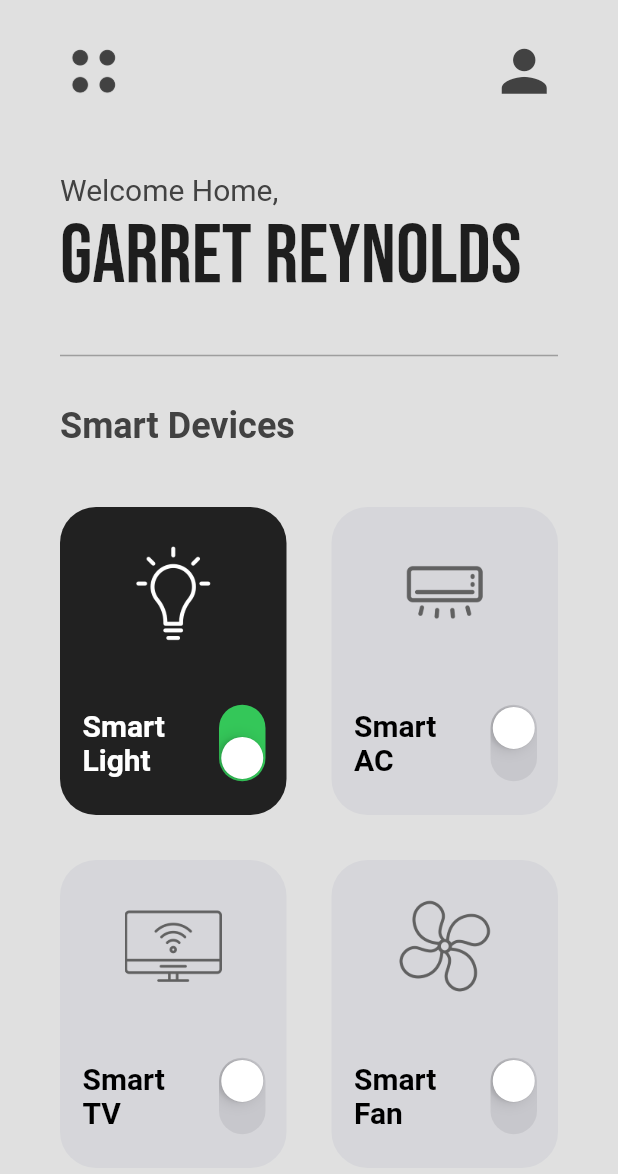
After one commit to grallage/flutter-ui-practices, a Flutter app: the Demo06HomeScreen screen opened directly, on a phone screen of 412 x 824 dp. The commit adds this screen. Shown: the top 1174 px of the screen. Run offline on Flutter 3.47's test engine with Material 2 defaults, Android fonts, the light colour scheme and no system bars; our stand-ins replace google_fonts.

Commit message:
add Modern-Smart-Home-UI

```diff
--- a/lib/data/navigation.dart
+++ b/lib/data/navigation.dart
@@ -2,6 +2,7 @@ import 'package:flutter/widgets.dart';
 import 'package:flutter_ui_practices/screens/demo01/home_screen.dart';
 import 'package:flutter_ui_practices/screens/demo03/main_screen.dart';
 import 'package:flutter_ui_practices/screens/demo05/main_screen.dart';
+import 'package:flutter_ui_practices/screens/demo06/home_screen.dart';
 
 import '../screens/demo02/home_screen.dart';
 import '../screens/demo04/home_screens.dart';
@@ -21,6 +22,8 @@ List<Navigation> navigations = [
       name: "Pet-Screens-UI", desc: "", screen: const Demo04HomeScreen()),
   Navigation(
       name: "Grocery-Shop-UI", desc: "", screen: const Demo05MainScreen()),
+  Navigation(
+      name: "Modern-Smart-Home-UI", desc: "", screen: const Demo06HomeScreen()),
 ];
 
 class Navigation {
--- /dev/null
+++ b/lib/screens/demo06/home_screen.dart
@@ -0,0 +1,132 @@
+import 'package:flutter/material.dart';
+import 'package:flutter_ui_practices/screens/demo06/smart_device_box.dart';
+import 'package:google_fonts/google_fonts.dart';
+
+class Demo06HomeScreen extends StatefulWidget {
+  const Demo06HomeScreen({super.key});
+
+  @override
+  State<Demo06HomeScreen> createState() => _Demo06HomeScreenState();
+}
+
+class _Demo06HomeScreenState extends State<Demo06HomeScreen> {
+  final double horizontalPadding = 40;
+  final double verticalPadding = 25;
+
+  List mySmartDevices = [
+    // [ smartDeviceName, iconPath, powerStatus ]
+    ["Smart Light", "assets/demo06/light-bulb.png", true],
+    ["Smart AC", "assets/demo06/air-conditioner.png", false],
+    ["Smart TV", "assets/demo06/smart-tv.png", false],
+    ["Smart Fan", "assets/demo06/fan.png", false],
+  ];
+  @override
+  Widget build(BuildContext context) {
+    // power button switched
+    void powerSwitchChanged(bool value, int index) {
+      setState(() {
+        mySmartDevices[index][2] = value;
+      });
+    }
+
+    return Scaffold(
+      backgroundColor: Colors.grey[300],
+      body: SafeArea(
+        child: Column(
+          crossAxisAlignment: CrossAxisAlignment.start,
+          children: [
+            // custom app bar
+            Padding(
+              padding: EdgeInsets.symmetric(
+                horizontal: horizontalPadding,
+                vertical: verticalPadding,
+              ),
+              child: Row(
+                mainAxisAlignment: MainAxisAlignment.spaceBetween,
+                children: [
+                  Image.asset(
+                    'assets/demo06/menu.png',
+                    height: 45,
+                    color: Colors.grey[800],
+                  ),
+                  Icon(
+                    Icons.person,
+                    size: 45,
+                    color: Colors.grey[800],
+                  ),
+                ],
+              ),
+            ),
+            const SizedBox(height: 20),
+            // welcome home MITCH KOKO
+            Padding(
+              padding: EdgeInsets.symmetric(horizontal: horizontalPadding),
+              child: Column(
+                crossAxisAlignment: CrossAxisAlignment.start,
+                children: [
+                  Text(
+                    "Welcome Home,",
+                    style: TextStyle(fontSize: 20, color: Colors.grey.shade800),
+                  ),
+                  Text(
+                    "Garret Reynolds",
+                    style: GoogleFonts.bebasNeue(
+                      fontSize: 55,
+                    ),
+                    // style: TextStyle(
+                    //   fontSize: 40,
+                    // ),
+                  ),
+                ],
+              ),
+            ),
+
+            const Padding(
+              padding: EdgeInsets.symmetric(horizontal: 40.0, vertical: 25),
+              child: Divider(
+                thickness: 1,
+                color: Colors.grey,
+              ),
+            ),
+
+            // smart devices + grid
+
+            Padding(
+              padding: EdgeInsets.symmetric(horizontal: horizontalPadding),
+              child: Text(
+                "Smart Devices",
+                style: TextStyle(
+                  fontWeight: FontWeight.bold,
+                  fontSize: 24,
+                  color: Colors.grey.shade800,
+                ),
+              ),
+            ),
+
+            Expanded(
+              child: GridView.builder(
+                // physics: const NeverScrollableScrollPhysics(),
+                itemCount: mySmartDevices.length,
+                padding: const EdgeInsets.all(
+                  25,
+                ), // Demo06SmartDeviceBox padding = 15, total 40
+                gridDelegate: const SliverGridDelegateWithFixedCrossAxisCount(
+                  crossAxisCount: 2,
+                  childAspectRatio: 1 / 1.3,
+                ),
+                itemBuilder: ((context, index) {
+                  return Demo06SmartDeviceBox(
+                    smartDeviceName: mySmartDevices[index][0],
+                    iconPath: mySmartDevices[index][1],
+                    powerOn: mySmartDevices[index][2],
+                    onChanged: (value) => powerSwitchChanged(value, index),
+                  );
+                }),
+              ),
+            ),
+          ],
+        ),
+      ),
+    );
+  }
+}
--- /dev/null
+++ b/lib/screens/demo06/smart_device_box.dart
@@ -0,0 +1,74 @@
+import 'dart:math';
+
+import 'package:flutter/cupertino.dart';
+import 'package:flutter/material.dart';
+
+class Demo06SmartDeviceBox extends StatelessWidget {
+  final String smartDeviceName;
+  final String iconPath;
+  final bool powerOn;
+  final void Function(bool)? onChanged;
+
+  const Demo06SmartDeviceBox({
+    super.key,
+    required this.smartDeviceName,
+    required this.iconPath,
+    required this.powerOn,
+    required this.onChanged,
+  });
+
+  @override
+  Widget build(BuildContext context) {
+    return Padding(
+      padding: const EdgeInsets.all(15.0),
+      child: Container(
+        decoration: BoxDecoration(
+          borderRadius: BorderRadius.circular(24),
+          color: powerOn
+              ? Colors.grey[900]
+              : const Color.fromARGB(44, 164, 167, 189),
+        ),
+        child: Padding(
+          padding: const EdgeInsets.symmetric(vertical: 25.0),
+          child: Column(
+            mainAxisAlignment: MainAxisAlignment.spaceBetween,
+            children: [
+              // icon
+              Image.asset(
+                iconPath,
+                height: 65,
+                color: powerOn ? Colors.white : Colors.grey.shade700,
+              ),
+
+              // smart device name + switch
+              Row(
+                children: [
+                  Expanded(
+                    child: Padding(
+                      padding: const EdgeInsets.only(left: 15.0),
+                      child: Text(
+                        smartDeviceName,
+                        style: TextStyle(
+                          fontWeight: FontWeight.bold,
+                          fontSize: 20,
+                          color: powerOn ? Colors.white : Colors.black,
+                        ),
+                      ),
+                    ),
+                  ),
+                  Transform.rotate(
+                    angle: pi / 2,
+                    child: CupertinoSwitch(
+                      value: powerOn,
+                      onChanged: onChanged,
+                    ),
+                  ),
+                ],
+              )
+            ],
+          ),
+        ),
+      ),
+    );
+  }
+}
--- a/pubspec.yaml
+++ b/pubspec.yaml
@@ -61,6 +61,7 @@ flutter:
     - assets/demo03/
     - assets/demo04/
     - assets/demo05/
+    - assets/demo06/
     # - assets/demo01/kengenlogo.jpeg
     # - assets/demo01/airtellogo.png
     # - assets/demo01/totallogo.jpg
```
Also changed, not shown: assets/demo06/air-conditioner.png (added), assets/demo06/fan.png (added), assets/demo06/light-bulb.png (added), assets/demo06/menu.png (added), assets/demo06/smart-tv.png (added), 3 other files.
